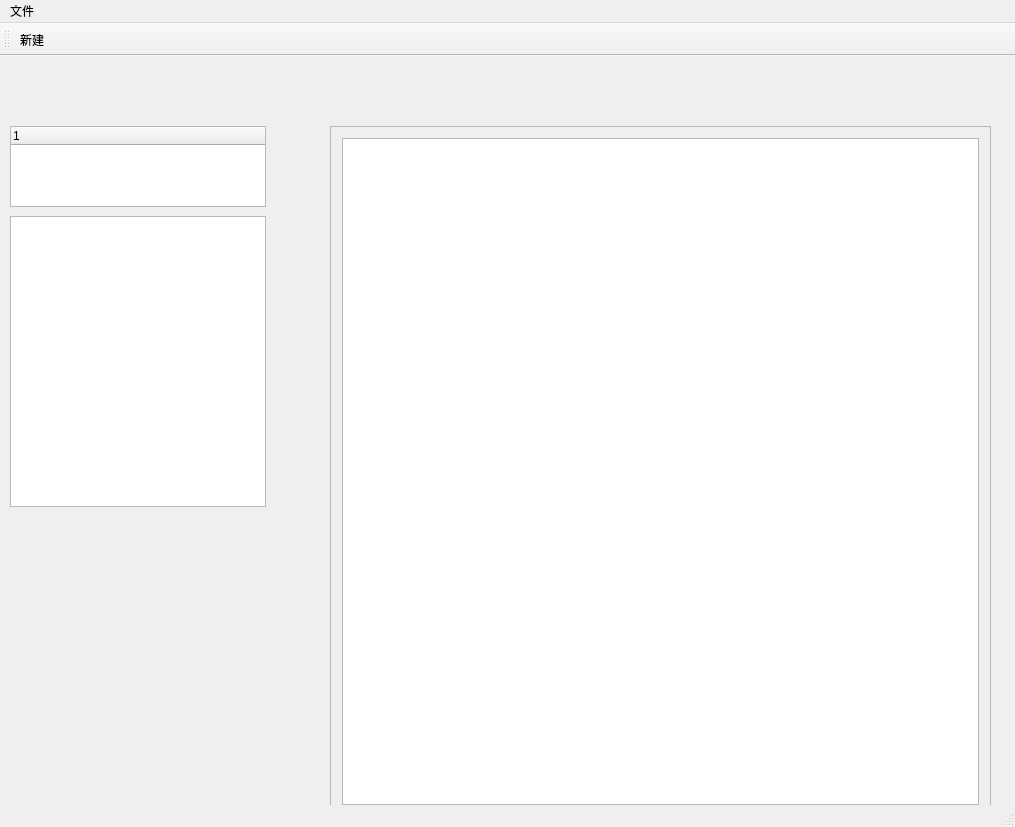
Old version of the form mainwindow.ui in the repository wishingwings/MainWindow.
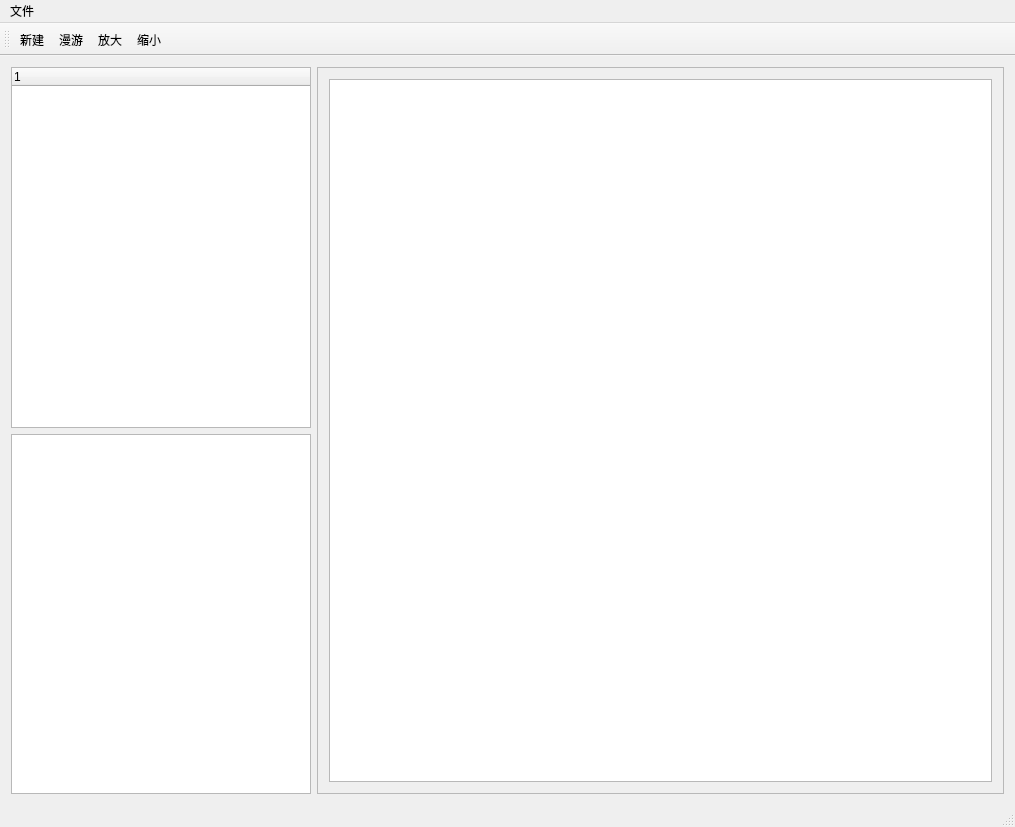
New version of the form.

```diff
--- a/mainwindow.ui
+++ b/mainwindow.ui
@@ -14,15 +14,41 @@
    <string>MainWindow</string>
   </property>
   <widget class="QWidget" name="centralWidget">
+   <layout class="QGridLayout" name="gridLayout_2">
+    <item row="1" column="0">
+     <widget class="QTreeView" name="treeView">
+      <property name="sizePolicy">
+       <sizepolicy hsizetype="Fixed" vsizetype="Expanding">
+        <horstretch>0</horstretch>
+        <verstretch>0</verstretch>
+       </sizepolicy>
+      </property>
+      <property name="minimumSize">
+       <size>
+        <width>300</width>
+        <height>0</height>
+       </size>
+      </property>
+     </widget>
+    </item>
+    <item row="0" column="0">
+     <widget class="QTreeWidget" name="treeWidget">
+      <property name="sizePolicy">
+       <sizepolicy hsizetype="Fixed" vsizetype="Expanding">
+        <horstretch>0</horstretch>
+        <verstretch>0</verstretch>
+       </sizepolicy>
+      </property>
+      <property name="minimumSize">
+       <size>
+        <width>300</width>
+        <height>0</height>
+       </size>
+      </property>
+     </widget>
+    </item>
+    <item row="0" column="1" rowspan="2">
    <widget class="QScrollArea" name="scrollArea">
-    <property name="geometry">
-     <rect>
-      <x>330</x>
-      <y>70</y>
-      <width>661</width>
-      <height>691</height>
-     </rect>
-    </property>
     <property name="widgetResizable">
      <bool>true</bool>
     </property>
@@ -31,17 +57,23 @@
       <rect>
        <x>0</x>
        <y>0</y>
-       <width>659</width>
-       <height>689</height>
-      </rect>
-     </property>
+         <width>684</width>
+         <height>727</height>
+        </rect>
+       </property>
+       <property name="sizePolicy">
+        <sizepolicy hsizetype="Preferred" vsizetype="Preferred">
+         <horstretch>0</horstretch>
+         <verstretch>0</verstretch>
+        </sizepolicy>
+       </property>
      <layout class="QGridLayout" name="gridLayout">
       <item row="0" column="0">
        <widget class="QGraphicsView" name="graphicsView">
         <property name="maximumSize">
          <size>
-          <width>637</width>
-          <height>667</height>
+            <width>1677215</width>
+            <height>1677215</height>
          </size>
         </property>
         <property name="sceneRect">
@@ -57,31 +89,8 @@
      </layout>
     </widget>
    </widget>
-   <widget class="QTreeWidget" name="treeWidget">
-    <property name="geometry">
-     <rect>
-      <x>10</x>
-      <y>70</y>
-      <width>256</width>
-      <height>81</height>
-     </rect>
-    </property>
-    <column>
-     <property name="text">
-      <string notr="true">1</string>
-     </property>
-    </column>
-   </widget>
-   <widget class="QTreeView" name="treeView">
-    <property name="geometry">
-     <rect>
-      <x>10</x>
-      <y>160</y>
-      <width>256</width>
-      <height>291</height>
-     </rect>
-    </property>
-   </widget>
+    </item>
+   </layout>
   </widget>
   <widget class="QMenuBar" name="menuBar">
    <property name="geometry">
@@ -107,7 +116,10 @@
    <attribute name="toolBarBreak">
     <bool>false</bool>
    </attribute>
+   <addaction name="NewAction"/>
    <addaction name="PanAction"/>
+   <addaction name="MagnifyAction"/>
+   <addaction name="ReductionAction"/>
   </widget>
   <widget class="QStatusBar" name="statusBar"/>
   <action name="openAction">
@@ -117,12 +129,36 @@
   </action>
   <action name="PanAction">
    <property name="text">
-    <string>新建</string>
+    <string>漫游</string>
    </property>
    <property name="toolTip">
     <string>图像漫游</string>
    </property>
   </action>
+  <action name="NewAction">
+   <property name="text">
+    <string>新建</string>
+   </property>
+   <property name="toolTip">
+    <string>新建图像</string>
+   </property>
+  </action>
+  <action name="MagnifyAction">
+   <property name="text">
+    <string>放大</string>
+   </property>
+   <property name="toolTip">
+    <string>图像放大</string>
+   </property>
+  </action>
+  <action name="ReductionAction">
+   <property name="text">
+    <string>缩小</string>
+   </property>
+   <property name="toolTip">
+    <string>图像缩小</string>
+   </property>
+  </action>
  </widget>
  <layoutdefault spacing="6" margin="11"/>
  <resources>
```
Lines whose indentation alone changed are shown as unchanged.
